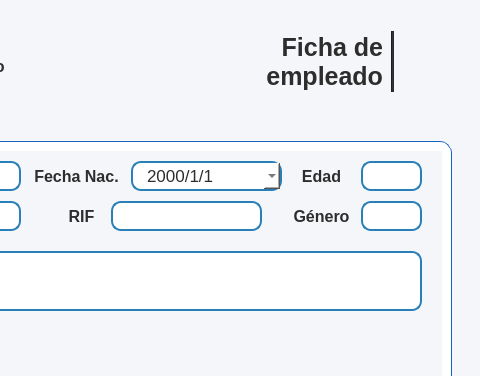
The window that resources/ui/ficha_emple.ui (Proyecto-Uptjaa/Proyecto_SIRA) describes before a commit, drawn with Qt 5; both pictures show x 520 to 1000 and y 0 to 376 of the 1000 by 600 pixel window.
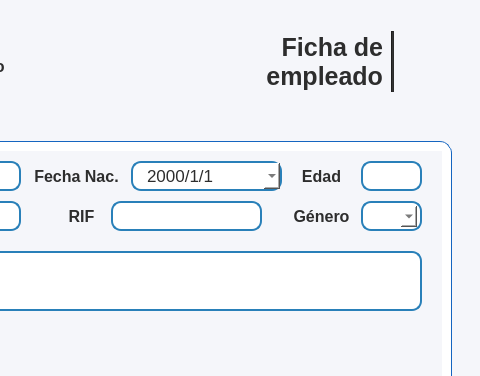
The same window after the commit. The open tabs and pages were chosen to show the change. Icons and pictures are not drawn.

Commit message: Ajuste interfaz

The edit to the form file:
```diff
--- a/resources/ui/ficha_emple.ui
+++ b/resources/ui/ficha_emple.ui
@@ -480,46 +480,6 @@
             <set>Qt::AlignmentFlag::AlignCenter</set>
            </property>
           </widget>
-          <widget class="QLineEdit" name="lneGenero_ficha_emple">
-           <property name="geometry">
-            <rect>
-             <x>840</x>
-             <y>50</y>
-             <width>61</width>
-             <height>30</height>
-            </rect>
-           </property>
-           <property name="minimumSize">
-            <size>
-             <width>50</width>
-             <height>30</height>
-            </size>
-           </property>
-           <property name="maximumSize">
-            <size>
-             <width>300</width>
-             <height>30</height>
-            </size>
-           </property>
-           <property name="font">
-            <font>
-             <family>Segoe UI</family>
-             <pointsize>13</pointsize>
-            </font>
-           </property>
-           <property name="styleSheet">
-            <string notr="true"/>
-           </property>
-           <property name="text">
-            <string/>
-           </property>
-           <property name="alignment">
-            <set>Qt::AlignmentFlag::AlignLeading|Qt::AlignmentFlag::AlignLeft|Qt::AlignmentFlag::AlignVCenter</set>
-           </property>
-           <property name="placeholderText">
-            <string/>
-           </property>
-          </widget>
           <widget class="QLabel" name="lblStudent_genero">
            <property name="geometry">
             <rect>
@@ -1024,6 +984,102 @@
             <set>Qt::AlignmentFlag::AlignCenter</set>
            </property>
           </widget>
+          <widget class="QFrame" name="frseccion_3">
+           <property name="geometry">
+            <rect>
+             <x>840</x>
+             <y>50</y>
+             <width>61</width>
+             <height>30</height>
+            </rect>
+           </property>
+           <property name="minimumSize">
+            <size>
+             <width>50</width>
+             <height>30</height>
+            </size>
+           </property>
+           <property name="maximumSize">
+            <size>
+             <width>200</width>
+             <height>40</height>
+            </size>
+           </property>
+           <property name="styleSheet">
+            <string notr="true">QFrame{
+	background-color: white;
+	border: 1.5px solid #2980b9;
+	border-radius: 10px;
+}
+QComboBox{
+	background-color: white;
+	border: transparent;
+}
+QComboBox QAbstractItemView {
+    border: 1px solid #ccc;
+    border-radius: 5px;
+    background-color: white;
+    color: #333;
+}
+</string>
+           </property>
+           <property name="frameShape">
+            <enum>QFrame::Shape::StyledPanel</enum>
+           </property>
+           <property name="frameShadow">
+            <enum>QFrame::Shadow::Raised</enum>
+           </property>
+           <widget class="QComboBox" name="cbxGenero_ficha_emple">
+            <property name="geometry">
+             <rect>
+              <x>5</x>
+              <y>5</y>
+              <width>51</width>
+              <height>21</height>
+             </rect>
+            </property>
+            <property name="maximumSize">
+             <size>
+              <width>180</width>
+              <height>30</height>
+             </size>
+            </property>
+            <property name="font">
+             <font>
+              <family>Segoe UI</family>
+              <pointsize>11</pointsize>
+              <bold>true</bold>
+             </font>
+            </property>
+            <property name="cursor">
+             <cursorShape>PointingHandCursor</cursorShape>
+            </property>
+            <property name="styleSheet">
+             <string notr="true"/>
+            </property>
+            <property name="iconSize">
+             <size>
+              <width>5</width>
+              <height>5</height>
+             </size>
+            </property>
+            <item>
+             <property name="text">
+              <string/>
+             </property>
+            </item>
+            <item>
+             <property name="text">
+              <string>M</string>
+             </property>
+            </item>
+            <item>
+             <property name="text">
+              <string>F</string>
+             </property>
+            </item>
+           </widget>
+          </widget>
          </widget>
          <widget class="QWidget" name="representante">
           <widget class="QLabel" name="lblTituloemple">
```
Left out of the diff: 2 changed lines with no effect on the pictures. The commit also changes 3 other files.
